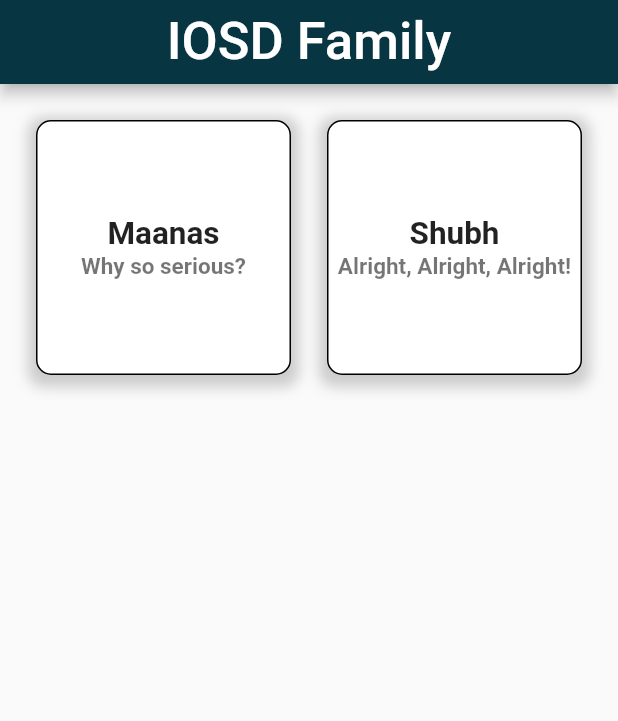
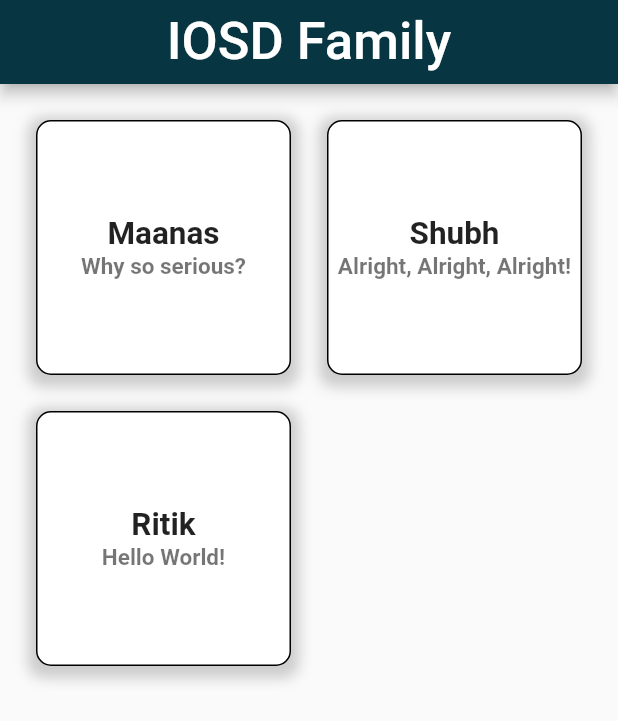
Before and after one commit to maanas-talwar/IOSD-dev-week, a Flutter app: the screen it shows after launch, on a phone screen of 412 x 824 dp. Shown: the top 721 px of the screen. Run offline on Flutter 3.47's test engine with Material 2 defaults, Android fonts, the phone set to English and light mode, and no system bars; drawn by our look-alikes of auto_size_text.

Commit message:
Update main.dart

```diff
--- a/lib/main.dart
+++ b/lib/main.dart
@@ -15,6 +15,7 @@ class MyApp extends StatelessWidget {
     allPeople = [Person("Maanas", "Why so serious?")];
     allPeople.add(Person("Shubh", "Alright, Alright, Alright!"));
 //    allPeople.add(Person("Shubh", "Why so serious?"));
+    allPeople.add(Person("Ritik", "Hello World!"));
 
     return MaterialApp(
       home: Scaffold(
```
